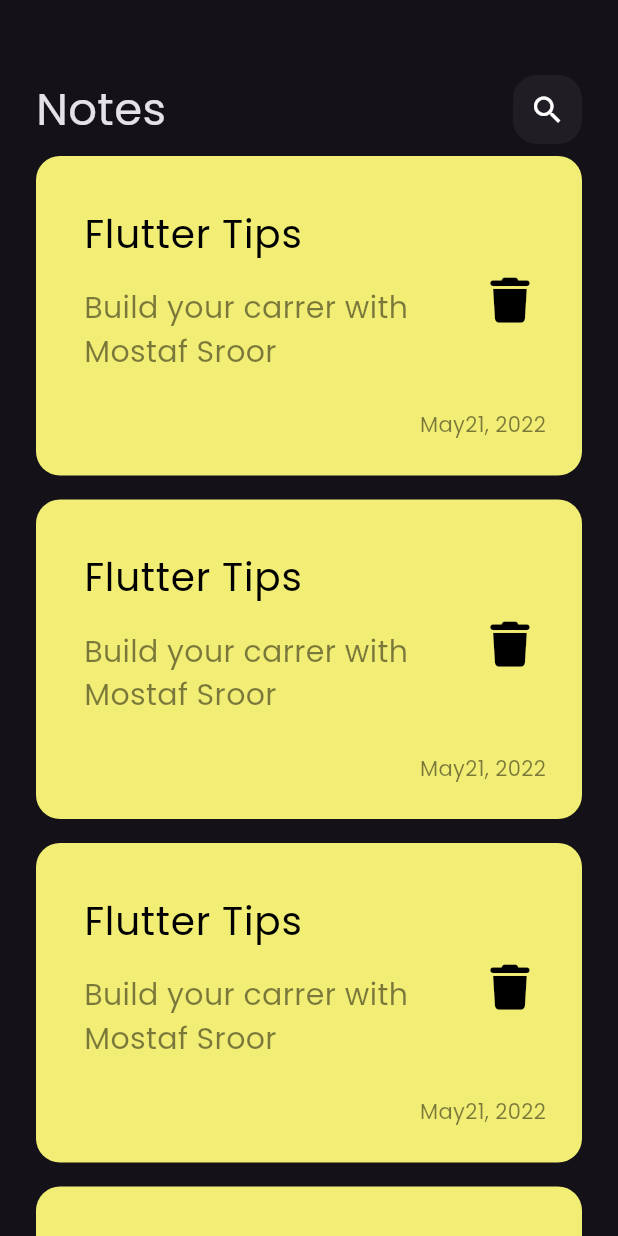
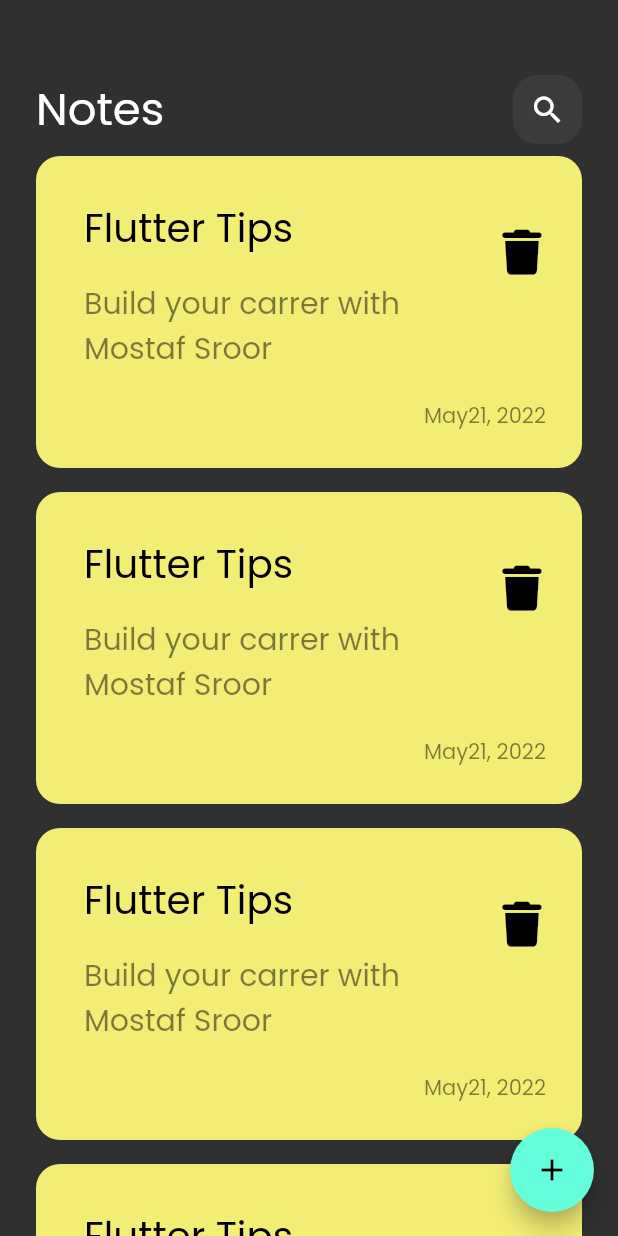
Before and after one commit to sroooooor60/notes_app, a Flutter app: the screen it shows after launch, on a phone screen of 412 x 824 dp. Run offline on Flutter 3.47's test engine with Material 3 defaults, Android fonts, the phone set to English and light mode, and no system bars; our stand-ins replace font_awesome_flutter.

Commit message:
add floating action botton

```diff
--- a/lib/main.dart
+++ b/lib/main.dart
@@ -12,7 +12,11 @@
   Widget build(BuildContext context) {
     return MaterialApp(
       debugShowCheckedModeBanner: false,
-      theme: ThemeData(brightness: Brightness.dark, fontFamily: 'Poppins'),
+      theme: ThemeData(
+        brightness: Brightness.dark,
+        fontFamily: 'Poppins',
+        useMaterial3: false,
+      ),
       home: NotesView(),
     );
   }
--- a/lib/views/notes_view.dart
+++ b/lib/views/notes_view.dart
@@ -6,8 +6,12 @@
 
   @override
   Widget build(BuildContext context) {
-    return const Scaffold(
-      body: NotesViewBody(),
+    return Scaffold(
+      floatingActionButton: FloatingActionButton(
+        onPressed: () {},
+        child: Icon(Icons.add),
+      ),
+      body: const NotesViewBody(),
     );
   }
 }
--- /dev/null
+++ b/lib/widgets/notes_list_view.dart
@@ -0,0 +1,18 @@
+import 'package:flutter/material.dart';
+import 'package:nots_app/widgets/custom_nots_item.dart';
+
+class NotesListView extends StatelessWidget {
+  const NotesListView({super.key});
+
+  @override
+  Widget build(BuildContext context) {
+    return ListView.builder(
+      itemBuilder: (context, index) {
+        return Padding(
+          padding: const EdgeInsets.symmetric(vertical: 8),
+          child: NotesItem(),
+        );
+      },
+    );
+  }
+}
--- a/lib/widgets/notes_view_body.dart
+++ b/lib/widgets/notes_view_body.dart
@@ -2,9 +2,12 @@
 import 'package:font_awesome_flutter/font_awesome_flutter.dart';
 import 'package:nots_app/widgets/custom_app_bar.dart';
 import 'package:nots_app/widgets/custom_nots_item.dart';
+import 'package:nots_app/widgets/notes_list_view.dart';
 
 class NotesViewBody extends StatelessWidget {
   const NotesViewBody({super.key});
+
+  final data = const [];
 
   @override
   Widget build(BuildContext context) {
@@ -22,19 +25,3 @@
     );
   }
 }
-
-class NotesListView extends StatelessWidget {
-  const NotesListView({super.key});
-
-  @override
-  Widget build(BuildContext context) {
-    return ListView.builder(
-      itemBuilder: (context, index) {
-        return Padding(
-          padding: const EdgeInsets.symmetric(vertical: 8),
-          child: NotesItem(),
-        );
-      },
-    );
-  }
-}
```
